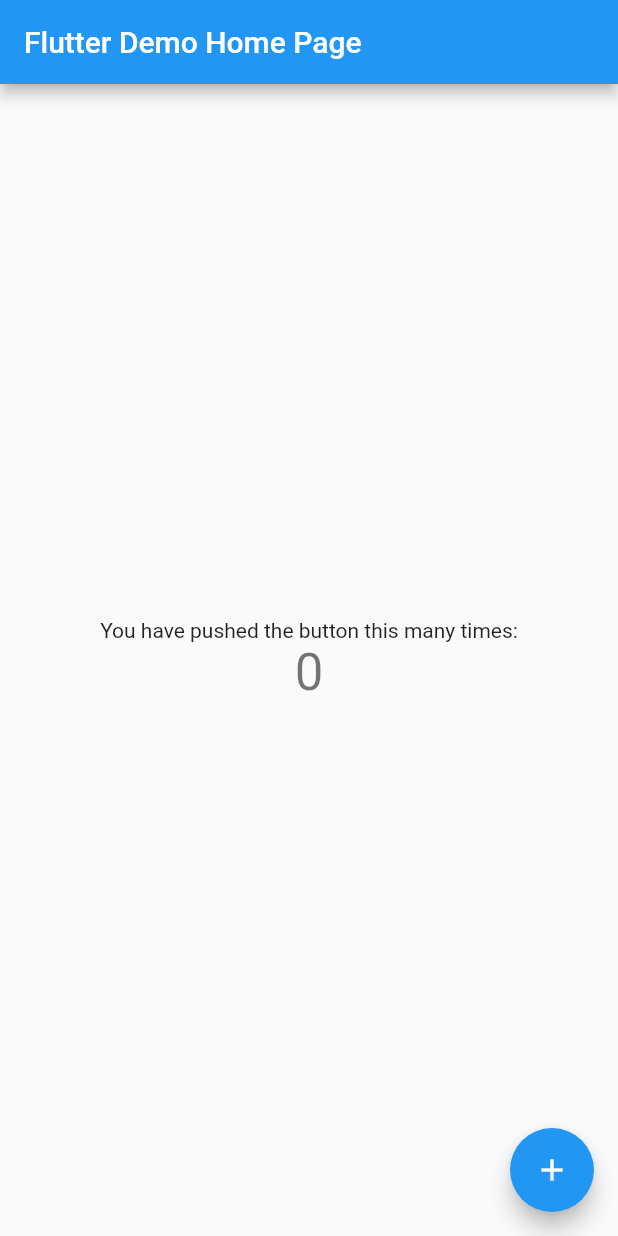
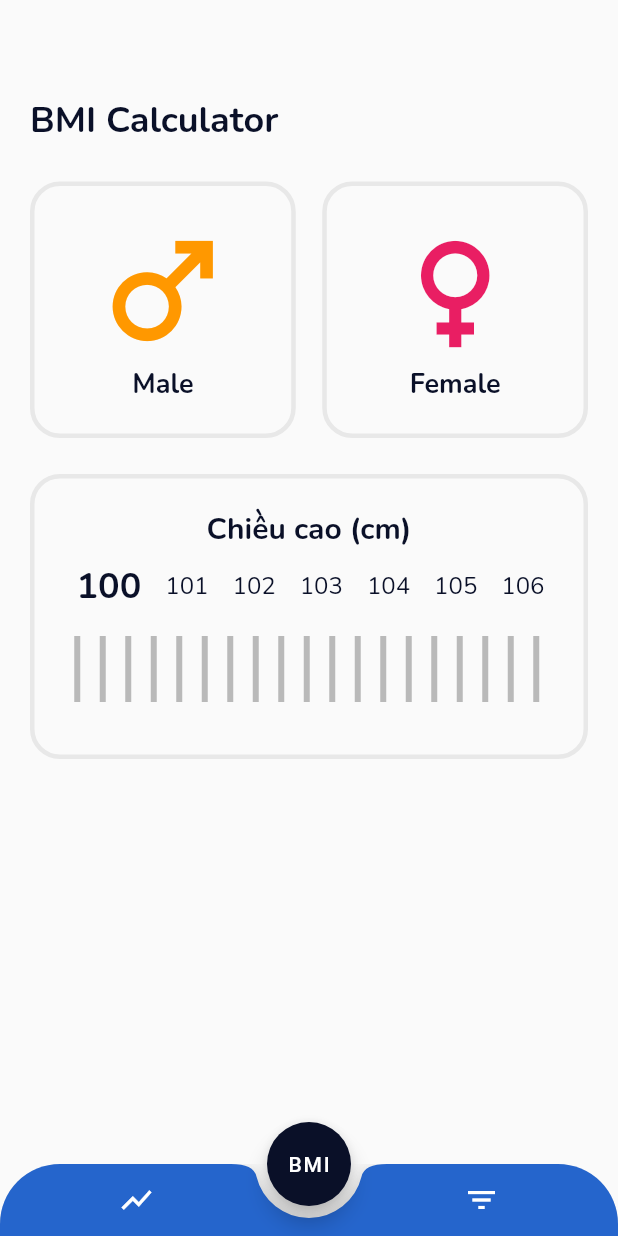
Before and after one commit to nnguyenvanthanh113/bmi_getx, a Flutter app: the screen it shows after launch, on a phone screen of 412 x 824 dp. Run offline on Flutter 3.47's test engine with Material 2 defaults, Android fonts, the phone set to English and light mode, and no system bars; our stand-ins replace get, google_fonts.

Commit message:
bmi calculator

```diff
--- /dev/null
+++ b/lib/controller/bmi_controller.dart
@@ -0,0 +1,81 @@
+import 'package:get/get.dart';
+import 'dart:math';
+import 'package:bmi_getx/utils/constant.dart';
+
+class BMIController extends GetxController {
+  var selectedGender = Gender.none.obs;
+  var age = 26.obs;
+  var selectedWeightIndex = 0.obs;
+  var selectedHeightIndex = 0.obs;
+  int _weight = 0;
+  int _height = 0;
+  double bmi = 0.0;
+  var result = ''.obs;
+  var description = ''.obs;
+
+  void getSelectedHeightIndex(int index, int height) {
+    selectedHeightIndex.value = index;
+    _height = height;
+  }
+
+  void getSelectedWeightIndex(int index, int weight) {
+    selectedWeightIndex.value = index;
+    _weight = weight;
+  }
+
+  void selectGender(Gender gender) {
+    selectedGender.value = gender;
+  }
+
+  void increaseAge() => age++;
+  void decreaseAge() {
+    if (age.value > 0) {
+      age--;
+    }
+  }
+
+  //calculator
+  void calculatorBMI() {
+    if (_height != 0 && _weight != 0 && selectedGender.value != Gender.none) {
+      bmi = _weight / pow(_height / 100, 2);
+      _getResult();
+    } else if (selectedGender.value == Gender.none) {
+      Get.snackbar('Gender', 'Hãy chọn giới tính!');
+    } else if (_height == 0) {
+      Get.snackbar('Height', 'Chiều cao đang là 0, hãy chọn lại chiều cao!');
+    } else if (_weight == 0) {
+      Get.snackbar('Weight', 'Cân nặng đang là 0, hãy chọn lại cân nặng!');
+    }
+  }
+
+  //result
+  void _getResult() {
+    if (bmi < 18.5) {
+      result.value = 'Underweight';
+    } else if (bmi > 18.5 && bmi < 24.9) {
+      result.value = 'Healthy Weight';
+    } else if (bmi > 25.0 && bmi < 29.9) {
+      result.value = 'Overweight';
+    } else {
+      result.value = 'Obesity';
+    }
+    _getDescription();
+  }
+
+  //get description
+  void _getDescription() {
+    if (bmi < 18.5) {
+      description.value = "You're in the underweight range. "
+          "Eating at least 5 portions of a variety of fruit and vegetables every day. Basing meals on potatoes, bread, rice, pasta or other starchy carbohydrates. Having some dairy or dairy alternatives (such as soya drinks and yoghurts). Eating some beans, pulses, fish, eggs, meat and other protein.";
+    } else if (bmi > 18.5 && bmi < 24.9) {
+      description.value = "A BMI of 18.5 - 24.9 "
+          "indicates that you are at healthy weight for your height. By maintaining a healthy weight, you lower your risk of developing serious health problems.";
+    } else if (bmi > 25.0 && bmi < 29.9) {
+      description.value =
+          'Common treatments for overweight include losing weight through healthy eating,being more physically active, and making other changes to your usual habits. Weight-management programs may help some people lose weight or keep from regaining lost weight.';
+    } else {
+      description.value =
+          "A BMI above 30 indicates that a person is morbidly obese and therefore a candidate for barbaric surgery. Barbaric surgery may also be an option for people with a BMI between 35 and 40 who suffer from life-threatening cardiopulmonary problems, diabetes, or other medical problems listed below.";
+    }
+  }
+}
--- a/lib/main.dart
+++ b/lib/main.dart
@@ -1,115 +1,24 @@
+import 'package:bmi_getx/views/home_page.dart';
 import 'package:flutter/material.dart';
+import 'package:flutter/services.dart';
+import 'package:get/get.dart';
 
 void main() {
+  SystemChrome.setSystemUIOverlayStyle(
+    const SystemUiOverlayStyle(statusBarColor: Colors.black),
+  );
   runApp(const MyApp());
 }
 
 class MyApp extends StatelessWidget {
   const MyApp({Key? key}) : super(key: key);
 
-  // This widget is the root of your application.
   @override
   Widget build(BuildContext context) {
-    return MaterialApp(
-      title: 'Flutter Demo',
-      theme: ThemeData(
-        // This is the theme of your application.
-        //
-        // Try running your application with "flutter run". You'll see the
-        // application has a blue toolbar. Then, without quitting the app, try
-        // changing the primarySwatch below to Colors.green and then invoke
-        // "hot reload" (press "r" in the console where you ran "flutter run",
-        // or simply save your changes to "hot reload" in a Flutter IDE).
-        // Notice that the counter didn't reset back to zero; the application
-        // is not restarted.
-        primarySwatch: Colors.blue,
-      ),
-      home: const MyHomePage(title: 'Flutter Demo Home Page'),
+    return GetMaterialApp(
+      debugShowCheckedModeBanner: false,
+      title: 'BMI CALCULATOR',
+      home: HomePage(),
     );
   }
 }
-
-class MyHomePage extends StatefulWidget {
-  const MyHomePage({Key? key, required this.title}) : super(key: key);
-
-  // This widget is the home page of your application. It is stateful, meaning
-  // that it has a State object (defined below) that contains fields that affect
-  // how it looks.
-
-  // This class is the configuration for the state. It holds the values (in this
-  // case the title) provided by the parent (in this case the App widget) and
-  // used by the build method of the State. Fields in a Widget subclass are
-  // always marked "final".
-
-  final String title;
-
-  @override
-  State<MyHomePage> createState() => _MyHomePageState();
-}
-
-class _MyHomePageState extends State<MyHomePage> {
-  int _counter = 0;
-
-  void _incrementCounter() {
-    setState(() {
-      // This call to setState tells the Flutter framework that something has
-      // changed in this State, which causes it to rerun the build method below
-      // so that the display can reflect the updated values. If we changed
-      // _counter without calling setState(), then the build method would not be
-      // called again, and so nothing would appear to happen.
-      _counter++;
-    });
-  }
-
-  @override
-  Widget build(BuildContext context) {
-    // This method is rerun every time setState is called, for instance as done
-    // by the _incrementCounter method above.
-    //
-    // The Flutter framework has been optimized to make rerunning build methods
-    // fast, so that you can just rebuild anything that needs updating rather
-    // than having to individually change instances of widgets.
-    return Scaffold(
-      appBar: AppBar(
-        // Here we take the value from the MyHomePage object that was created by
-        // the App.build method, and use it to set our appbar title.
-        title: Text(widget.title),
-      ),
-      body: Center(
-        // Center is a layout widget. It takes a single child and positions it
-        // in the middle of the parent.
-        child: Column(
-          // Column is also a layout widget. It takes a list of children and
-          // arranges them vertically. By default, it sizes itself to fit its
-          // children horizontally, and tries to be as tall as its parent.
-          //
-          // Invoke "debug painting" (press "p" in the console, choose the
-          // "Toggle Debug Paint" action from the Flutter Inspector in Android
-          // Studio, or the "Toggle Debug Paint" command in Visual Studio Code)
-          // to see the wireframe for each widget.
-          //
-          // Column has various properties to control how it sizes itself and
-          // how it positions its children. Here we use mainAxisAlignment to
-          // center the children vertically; the main axis here is the vertical
-          // axis because Columns are vertical (the cross axis would be
-          // horizontal).
-          mainAxisAlignment: MainAxisAlignment.center,
-          children: <Widget>[
-            const Text(
-              'You have pushed the button this many times:',
-            ),
-            Text(
-              '$_counter',
-              style: Theme.of(context).textTheme.headline4,
-            ),
-          ],
-        ),
-      ),
-      floatingActionButton: FloatingActionButton(
-        onPressed: _incrementCounter,
-        tooltip: 'Increment',
-        child: const Icon(Icons.add),
-      ), // This trailing comma makes auto-formatting nicer for build methods.
-    );
-  }
-}
--- /dev/null
+++ b/lib/utils/constant.dart
@@ -0,0 +1,51 @@
+import 'package:flutter/material.dart';
+import 'package:google_fonts/google_fonts.dart';
+
+enum Gender { male, female, none }
+
+final colorGrey = Colors.grey.withOpacity(0.2);
+const colorBlue = Color(0xFF2565CC);
+const colorDarkBlue = Color(0xFF0A1028);
+
+TextStyle kTextStyleBold(double size) {
+  return GoogleFonts.nunito(
+    textStyle: TextStyle(
+        color: colorDarkBlue, fontWeight: FontWeight.w700, fontSize: size),
+  );
+}
+
+TextStyle kTextStyle(double size) {
+  return GoogleFonts.nunito(
+    textStyle: TextStyle(
+      color: colorDarkBlue,
+      fontWeight: FontWeight.w400,
+      fontSize: size,
+    ),
+  );
+}
+
+TextStyle kTextStyleBoldWhite(double size) {
+  return GoogleFonts.nunito(
+    textStyle: TextStyle(
+      color: Colors.white,
+      fontWeight: FontWeight.w700,
+      fontSize: size,
+    ),
+  );
+}
+
+TextStyle kTextStyleWhite(double size) {
+  return GoogleFonts.nunito(
+    textStyle: TextStyle(
+      color: Colors.white,
+      fontWeight: FontWeight.w400,
+      fontSize: size,
+    ),
+  );
+}
+
+Widget kVerticalSpace(double height) {
+  return SizedBox(
+    height: height,
+  );
+}
--- /dev/null
+++ b/lib/views/bmi_details.dart
@@ -0,0 +1,10 @@
+import 'package:flutter/material.dart';
+
+class BMIDetails extends StatelessWidget {
+  const BMIDetails({Key? key}) : super(key: key);
+
+  @override
+  Widget build(BuildContext context) {
+    return Container();
+  }
+}
--- /dev/null
+++ b/lib/views/home_page.dart
@@ -0,0 +1,69 @@
+import 'package:bmi_getx/controller/bmi_controller.dart';
+import 'package:bmi_getx/utils/constant.dart';
+import 'package:bmi_getx/views/bmi_details.dart';
+import 'package:bmi_getx/widgets/home_widget/center_card_weight.dart';
+import 'package:bmi_getx/widgets/home_widget/male_female_card.dart';
+import 'package:bmi_getx/widgets/home_widget/nav_bottom.dart';
+import 'package:flutter/material.dart';
+import 'package:get/get.dart';
+
+class HomePage extends StatelessWidget {
+  HomePage({Key? key}) : super(key: key);
+  final BMIController _bmiController = Get.put(BMIController());
+
+  void _calculatorBMIShowResult(BuildContext context) {
+    _bmiController.calculatorBMI();
+    final bmi = _bmiController.bmi;
+    if (bmi != 0.0) {
+      showModalBottomSheet(
+          shape:
+              RoundedRectangleBorder(borderRadius: BorderRadius.circular(40.0)),
+          context: context,
+          builder: (ctx) {
+            return BMIDetails();
+          });
+    }
+  }
+
+  @override
+  Widget build(BuildContext context) {
+    return Scaffold(
+      extendBody: true,
+      bottomNavigationBar: const NavBottom(),
+      floatingActionButton: FloatingActionButton(
+        backgroundColor: colorDarkBlue,
+        onPressed: () => _calculatorBMIShowResult(context),
+        child: const Text('BMI'),
+      ),
+      floatingActionButtonLocation: FloatingActionButtonLocation.centerDocked,
+      body: SizedBox(
+          width: double.maxFinite, //double maxFinite = 1.7976931348623157e+308;
+          height: double.maxFinite,
+          child: Container(
+            padding: const EdgeInsets.all(20.0),
+            child: Column(
+              crossAxisAlignment: CrossAxisAlignment.start,
+              children: [
+                kVerticalSpace(44.0),
+                Text(
+                  'BMI Calculator',
+                  style: kTextStyleBold(24.0),
+                ),
+                kVerticalSpace(24.0),
+                MaleFemaleCard(),
+                kVerticalSpace(24.0),
+                const CenterCardWeigh(),
+                kVerticalSpace(24.0),
+                // Row(
+                //   mainAxisAlignment: MainAxisAlignment.spaceBetween,
+                //   children: [
+                //     WeightInfo(),
+                //     AgeCard(),
+                //   ],
+                // )
+              ],
+            ),
+          )),
+    );
+  }
+}
--- /dev/null
+++ b/lib/widgets/custom_card.dart
@@ -0,0 +1,30 @@
+import 'package:flutter/material.dart';
+
+class CustomCard extends StatelessWidget {
+  const CustomCard(
+      {Key? key,
+      required this.child,
+      this.isCenterCard = false,
+      this.height,
+      required this.color})
+      : super(key: key);
+
+  final Widget child;
+  final bool isCenterCard;
+  final double? height;
+  final Color color;
+  @override
+  Widget build(BuildContext context) {
+    final width = MediaQuery.of(context).size.width;
+    return Container(
+      width: isCenterCard ? width : width * 0.43,
+      height: height,
+      padding: const EdgeInsets.all(20.0),
+      decoration: BoxDecoration(
+        border: Border.all(width: 3.0, color: color),
+        borderRadius: BorderRadius.circular(20),
+      ),
+      child: child,
+    );
+  }
+}
--- /dev/null
+++ b/lib/widgets/home_widget/center_card_weight.dart
@@ -0,0 +1,30 @@
+import 'package:bmi_getx/utils/constant.dart';
+import 'package:bmi_getx/widgets/custom_card.dart';
+import 'package:bmi_getx/widgets/home_widget/height_info.dart';
+import 'package:bmi_getx/widgets/home_widget/scale_ruler.dart';
+import 'package:flutter/material.dart';
+
+class CenterCardWeigh extends StatelessWidget {
+  const CenterCardWeigh({Key? key}) : super(key: key);
+
+  @override
+  Widget build(BuildContext context) {
+    return CustomCard(
+      height: 190,
+      color: colorGrey,
+      child: Center(
+        child: Column(
+          children: [
+            Text(
+              'Chiều cao (cm)',
+              style: kTextStyleBold(20.0),
+            ),
+            HeightInfo(),
+            const ScaleRuler(),
+          ],
+        ),
+      ),
+      isCenterCard: true,
+    );
+  }
+}
--- /dev/null
+++ b/lib/widgets/home_widget/height_info.dart
@@ -0,0 +1,41 @@
+import 'package:bmi_getx/controller/bmi_controller.dart';
+import 'package:bmi_getx/utils/constant.dart';
+import 'package:flutter/material.dart';
+import 'package:get/get.dart';
+
+class HeightInfo extends StatelessWidget {
+  HeightInfo({Key? key}) : super(key: key);
+  final BMIController _bmiController = Get.find<BMIController>();
+  @override
+  Widget build(BuildContext context) {
+    return SizedBox(
+      height: 50.0,
+      child: ListView.builder(
+        scrollDirection: Axis.horizontal,
+        itemCount: 160,
+        itemBuilder: (ctx, index) {
+          final height = 100 + index;
+          return Center(
+            child: InkWell(
+              onTap: () {
+                _bmiController.getSelectedHeightIndex(index, height);
+              },
+              child: Obx(() {
+                final selectedIndex = _bmiController.selectedHeightIndex.value;
+                return Padding(
+                  padding: const EdgeInsets.all(8.0),
+                  child: Text(
+                    height.toString(),
+                    style: selectedIndex == index
+                        ? kTextStyleBold(24.0)
+                        : kTextStyle(16),
+                  ),
+                );
+              }),
+            ),
+          );
+        },
+      ),
+    );
+  }
+}
--- /dev/null
+++ b/lib/widgets/home_widget/male_female_card.dart
@@ -0,0 +1,45 @@
+import 'package:bmi_getx/controller/bmi_controller.dart';
+import 'package:bmi_getx/utils/constant.dart';
+import 'package:bmi_getx/widgets/custom_card.dart';
+import 'package:bmi_getx/widgets/male_female_icon_label.dart';
+import 'package:flutter/material.dart';
+import 'package:get/get.dart';
+
+class MaleFemaleCard extends StatelessWidget {
+  MaleFemaleCard({Key? key}) : super(key: key);
+
+  final BMIController _bmiController = Get.find<BMIController>();
+  @override
+  Widget build(BuildContext context) {
+    return Obx((() {
+      final selectedGender = _bmiController.selectedGender.value;
+      return Row(
+        mainAxisAlignment: MainAxisAlignment.spaceBetween,
+        children: [
+          InkWell(
+            borderRadius: BorderRadius.circular(20.0),
+            onTap: () {
+              _bmiController.selectedGender(Gender.male);
+            },
+            child: CustomCard(
+              color: selectedGender == Gender.male ? colorDarkBlue : colorGrey,
+              child: const MaleFemaleIconLabel(label: 'Male', icon: Icons.male),
+            ),
+          ),
+          InkWell(
+            borderRadius: BorderRadius.circular(20.0),
+            onTap: () {
+              _bmiController.selectedGender(Gender.female);
+            },
+            child: CustomCard(
+              color:
+                  selectedGender == Gender.female ? colorDarkBlue : colorGrey,
+              child: const MaleFemaleIconLabel(
+                  label: 'Female', icon: Icons.female),
+            ),
+          )
+        ],
+      );
+    }));
+  }
+}
--- /dev/null
+++ b/lib/widgets/home_widget/nav_bottom.dart
@@ -0,0 +1,40 @@
+import 'package:bmi_getx/utils/constant.dart';
+import 'package:flutter/material.dart';
+
+class NavBottom extends StatelessWidget {
+  const NavBottom({Key? key}) : super(key: key);
+
+  @override
+  Widget build(BuildContext context) {
+    return ClipRRect(
+      borderRadius: const BorderRadius.only(
+        topLeft: Radius.circular(40.0),
+        topRight: Radius.circular(40.0),
+      ),
+      child: BottomAppBar(
+        color: colorBlue,
+        shape: const CircularNotchedRectangle(),
+        notchMargin: 8.0,
+        child: Row(
+          mainAxisSize: MainAxisSize.max,
+          mainAxisAlignment: MainAxisAlignment.spaceEvenly,
+          children: [
+            IconButton(
+              onPressed: () {},
+              icon: const Icon(Icons.show_chart, color: Colors.white),
+            ),
+            const SizedBox(
+              width: 48.0,
+            ),
+            IconButton(
+                onPressed: () {},
+                icon: const Icon(
+                  Icons.filter_list,
+                  color: Colors.white,
+                ))
+          ],
+        ),
+      ),
+    );
+  }
+}
--- /dev/null
+++ b/lib/widgets/home_widget/scale_ruler.dart
@@ -0,0 +1,31 @@
+import 'package:flutter/material.dart';
+
+class ScaleRuler extends StatelessWidget {
+  const ScaleRuler({Key? key}) : super(key: key);
+
+  @override
+  Widget build(BuildContext context) {
+    return SizedBox(
+      height: 60.0,
+      child: ListView.builder(
+        scrollDirection: Axis.horizontal,
+        itemCount: 100,
+        itemBuilder: (ctx, index) {
+          return Center(
+            child: Container(
+              height: 60.0,
+              width: 1.0,
+              padding: const EdgeInsets.all(8.0),
+              margin: const EdgeInsets.all(8.0),
+              decoration: BoxDecoration(
+                  border: Border.all(
+                width: 2.5,
+                color: Colors.black26,
+              )),
+            ),
+          );
+        },
+      ),
+    );
+  }
+}
--- /dev/null
+++ b/lib/widgets/male_female_icon_label.dart
@@ -0,0 +1,22 @@
+import 'package:bmi_getx/utils/constant.dart';
+import 'package:flutter/material.dart';
+
+class MaleFemaleIconLabel extends StatelessWidget {
+  const MaleFemaleIconLabel({Key? key, required this.label, required this.icon})
+      : super(key: key);
+  final String label;
+  final IconData icon;
+  @override
+  Widget build(BuildContext context) {
+    return Column(
+      children: [
+        Icon(icon,
+            color: label == 'Male' ? Colors.orange : Colors.pink, size: 100.0),
+        Text(
+          label,
+          style: kTextStyleBold(18.0),
+        )
+      ],
+    );
+  }
+}
--- a/pubspec.yaml
+++ b/pubspec.yaml
@@ -3,7 +3,7 @@
 
 # The following line prevents the package from being accidentally published to
 # pub.dev using `flutter pub publish`. This is preferred for private packages.
-publish_to: 'none' # Remove this line if you wish to publish to pub.dev
+publish_to: "none" # Remove this line if you wish to publish to pub.dev
 
 # The following defines the version and build number for your application.
 # A version number is three numbers separated by dots, like 1.2.43
@@ -30,7 +30,8 @@
   flutter:
     sdk: flutter
 
-
+  google_fonts: ^3.0.1
+  get: ^4.6.5
   # The following adds the Cupertino Icons font to your application.
   # Use with the CupertinoIcons class for iOS style icons.
   cupertino_icons: ^1.0.2
@@ -51,7 +52,6 @@
 
 # The following section is specific to Flutter.
 flutter:
-
   # The following line ensures that the Material Icons font is
   # included with your application, so that you can use the icons in
   # the material Icons class.
```
Also changed, not shown: pubspec.lock.
